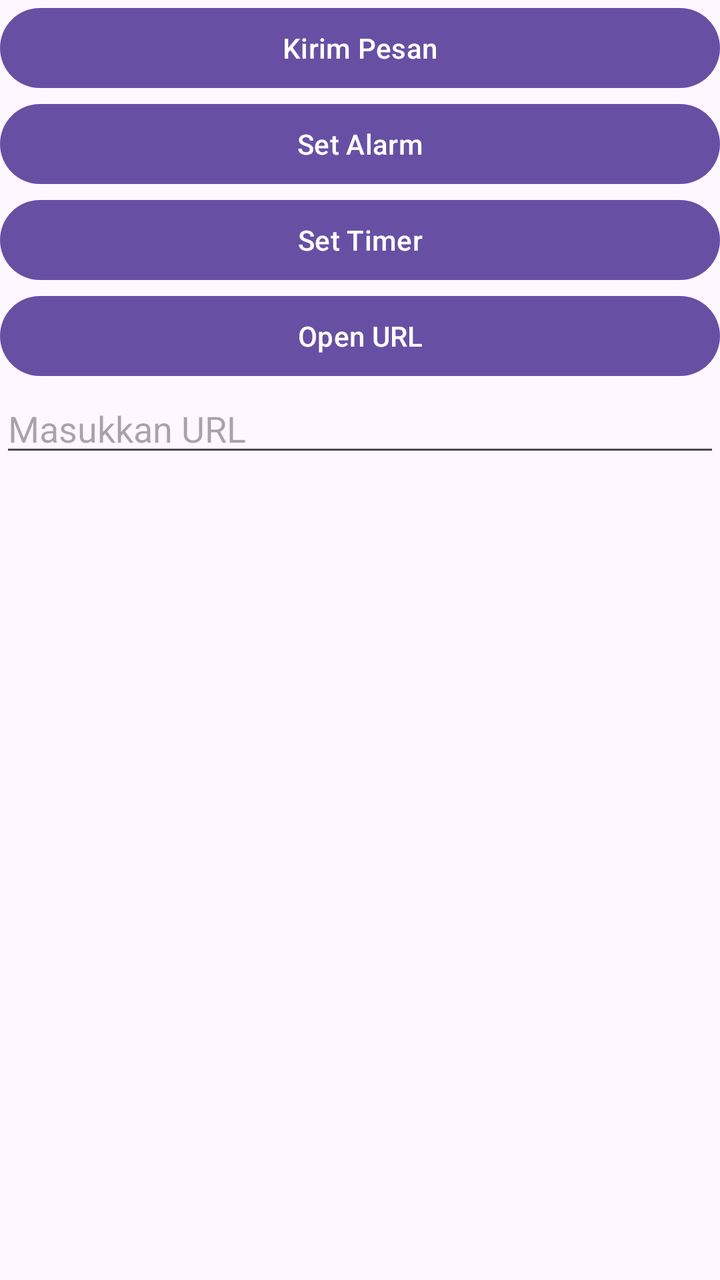
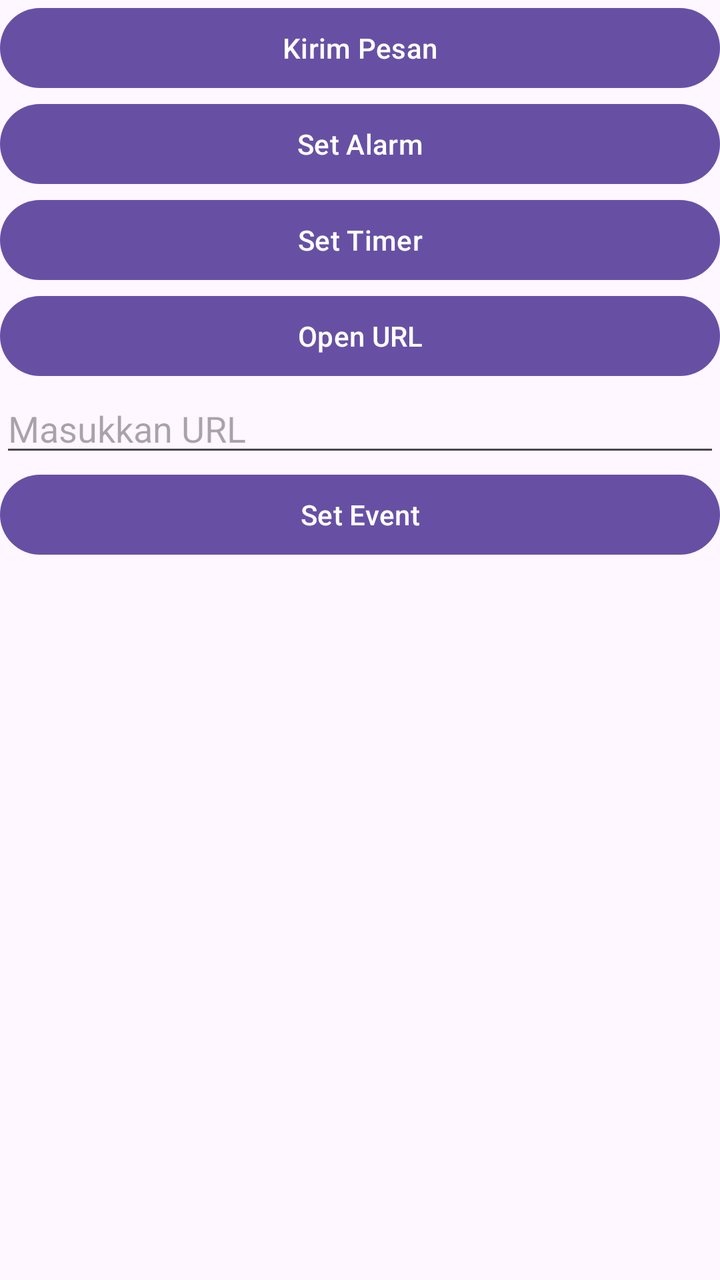

Compare the two renders of this Android layout. The source of the first and the diff that turns it into the second are given below.
<!-- AndroidManifest.xml: application theme Theme.Implisit_Intent -->
<!-- res/layout/activity_main.xml -->
<?xml version="1.0" encoding="utf-8"?>
<LinearLayout xmlns:android="http://schemas.android.com/apk/res/android"
    android:id="@+id/main"
    android:layout_width="match_parent"
    android:layout_height="match_parent"
    android:orientation="vertical">

    <Button
        android:layout_width="match_parent"
        android:layout_height="wrap_content"
        android:id="@+id/btnKirimPesan"
        android:text="Kirim Pesan"/>

    <Button
        android:layout_width="match_parent"
        android:layout_height="wrap_content"
        android:id="@+id/btnSetAlarm"
        android:text="Set Alarm"/>

    <Button
        android:layout_width="match_parent"
        android:layout_height="wrap_content"
        android:id="@+id/btnSetTimer"
        android:text="Set Timer"/>

    <Button
        android:layout_width="match_parent"
        android:layout_height="wrap_content"
        android:id="@+id/btnOpenURL"
        android:text="Open URL"/>

    <EditText
        android:id="@+id/etURL"
        android:layout_width="match_parent"
        android:layout_height="wrap_content"
        android:hint="Masukkan URL"/>

</LinearLayout>
<!-- resources referenced by this layout -->
<resources>
  <style name="Theme.Implisit_Intent" parent="Base.Theme.Implisit_Intent" />
  <style name="Base.Theme.Implisit_Intent" parent="Theme.Material3.DayNight.NoActionBar">
          
          
      </style>
</resources>

<!-- the commit's change to res/layout/activity_main.xml (unified diff, before → after) -->
@@ -35,4 +35,10 @@
         android:layout_height="wrap_content"
         android:hint="Masukkan URL"/>
 
+    <Button
+        android:layout_width="match_parent"
+        android:layout_height="wrap_content"
+        android:id="@+id/btnSetEvent"
+        android:text="Set Event"/>
+
 </LinearLayout>
